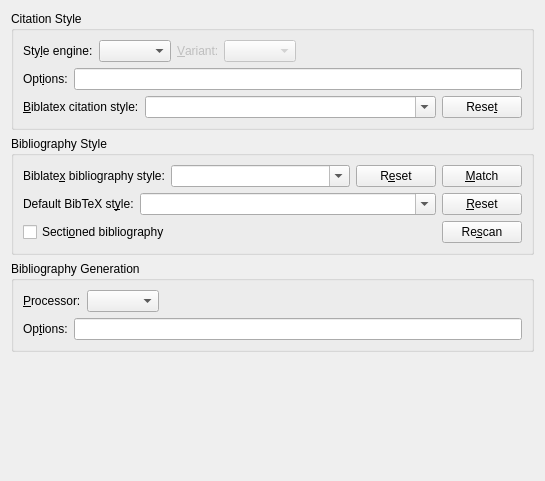
Before: the Qt Designer form src/frontends/qt4/ui/BiblioUi.ui in cburschka/lyx, drawn with Qt 5.
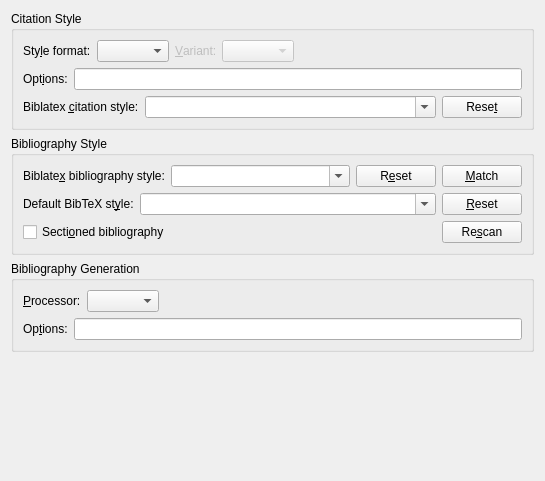
After: the same form once the commit is applied.

```diff
--- a/src/frontends/qt4/ui/BiblioUi.ui
+++ b/src/frontends/qt4/ui/BiblioUi.ui
@@ -52,7 +52,7 @@
            <string/>
           </property>
           <property name="text">
-           <string>Sty&amp;le engine:</string>
+           <string>Sty&amp;le format:</string>
           </property>
           <property name="buddy">
            <cstring>citeEngineCO</cstring>
@@ -151,7 +151,7 @@
            <string/>
           </property>
           <property name="text">
-           <string>&amp;Biblatex citation style:</string>
+           <string>Biblatex &amp;citation style:</string>
           </property>
           <property name="buddy">
            <cstring>biblatexCbxCO</cstring>
```
Left out of the diff: 2 changed lines with no effect on the pictures.
